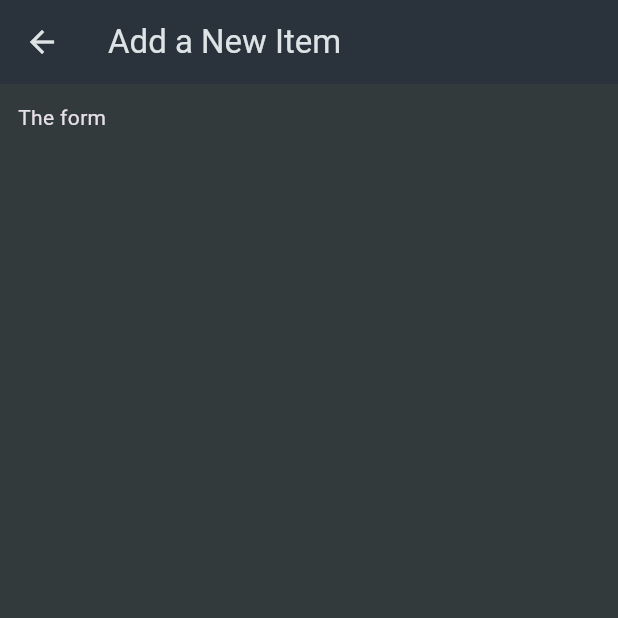
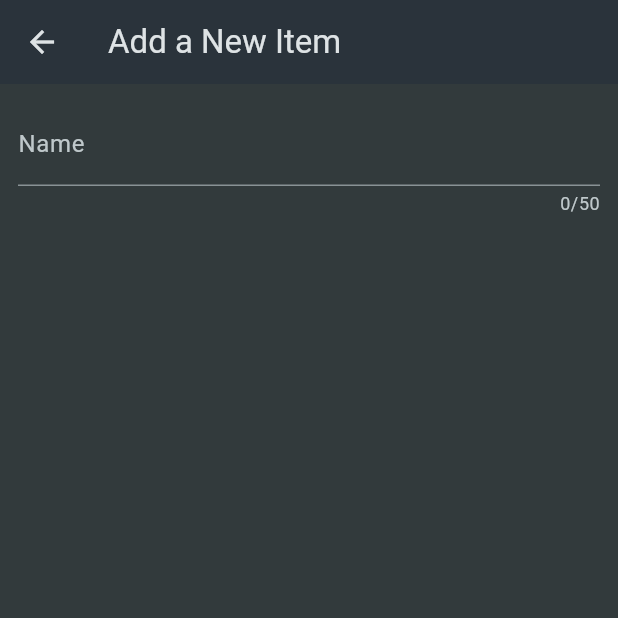
Before and after one commit to mohdshahzil/shopping_list, a Flutter app: the NewItem screen opened directly, on a phone screen of 412 x 824 dp, the top half of it. Run offline on Flutter 3.47's test engine with Material 3 defaults, Android fonts, the phone set to English and light mode, and no system bars.

Commit message:
text form field added

```diff
--- a/lib/widgets/new_item.dart
+++ b/lib/widgets/new_item.dart
@@ -16,7 +16,21 @@ class _NewItemState extends State<NewItem> {
       ),
       body: Padding(
         padding: const EdgeInsets.all(12),
-        child:const Text('The form'),
+        child: Form(
+          child: Column(
+            children: [
+              TextFormField(
+                maxLength: 50,
+                decoration: const InputDecoration(
+                  label: Text('Name'),
+                ),
+                validator: (value) {
+                  return 'Demo...';
+                },
+              ), //instead of TextField
+            ],
+          ),
+        ),
       ),
     );
   }
```
